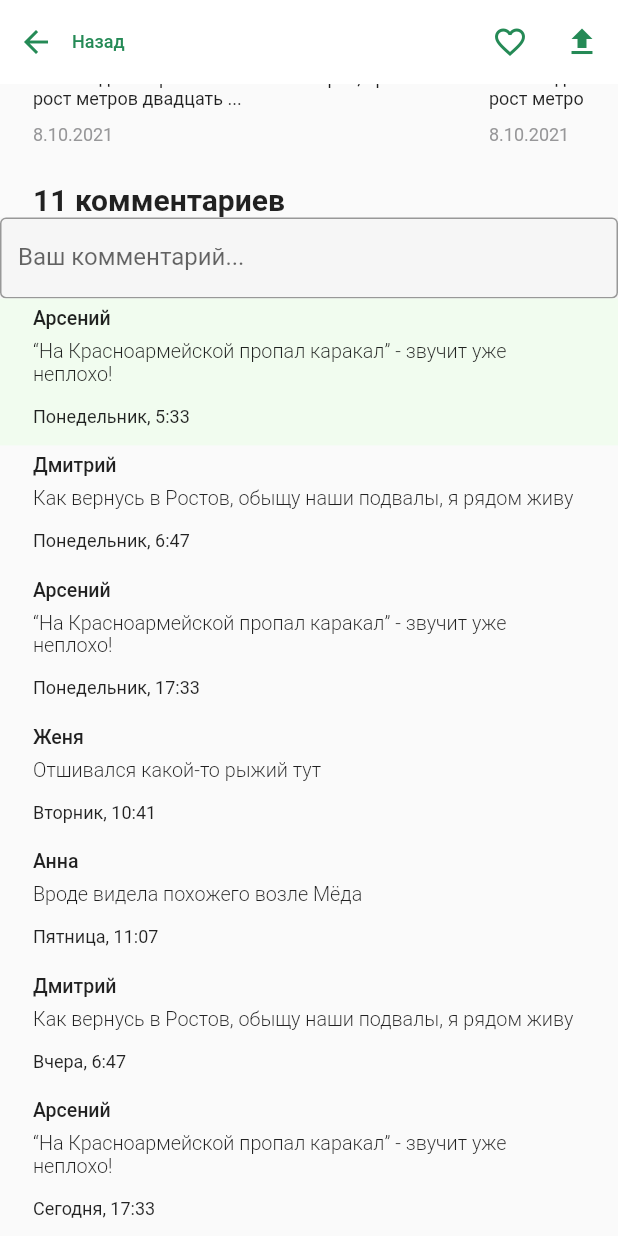
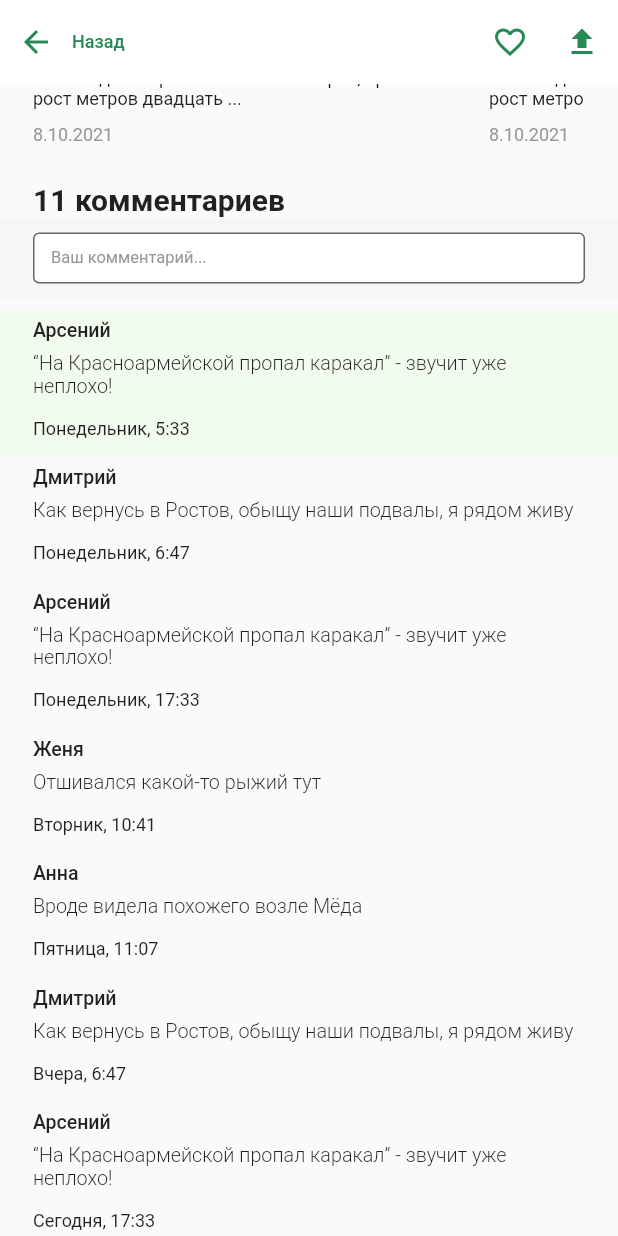
Before and after one commit to Stuzja/pet_lost, a Flutter app: the screen it shows after launch, scrolled down 1048 dp, on a phone screen of 412 x 824 dp. Run offline on Flutter 3.47's test engine with Material 2 defaults, Android fonts, the phone set to English and light mode, and no system bars; network calls fail.

Commit message:
Оформление TextField

```diff
--- a/lib/main.dart
+++ b/lib/main.dart
@@ -1,3 +1,4 @@
+import 'package:flutter/cupertino.dart';
 import 'package:flutter/material.dart';
 import 'package:pet_lost/widgets/comment.dart';
 import 'package:pet_lost/widgets/otherlostpet.dart';
@@ -53,7 +54,6 @@ class _MyHomePageState extends State<MyHomePage> {
   bool _wasTap = false;
   int activePage = 0;
   bool showNumber = false;
-
   @override
   Widget build(BuildContext context) {
     // This method is rerun every time setState is called, for instance as done
@@ -291,16 +291,25 @@ class _MyHomePageState extends State<MyHomePage> {
           Container(
             color: const Color.fromRGBO(246, 246, 246, 1),
             height: 54,
-            child: const SizedBox(
-              height:35,
-              width: 331,
-                child: TextField(
-
+            child: Container(
+                padding:
+                    const EdgeInsets.symmetric(vertical: 10, horizontal: 22),
+                child: const TextField(
                     decoration: InputDecoration(
-              border: OutlineInputBorder(),
-              labelText: 'Ваш комментарий...',
-            ))),
+                        suffixText: "Отпр. ",
+                        suffixStyle: TextStyle(
+                            color: Color.fromRGBO(37, 138, 86, 0.6),
+                            fontSize: 11),
+                        border: OutlineInputBorder(),
+                        filled: true,
+                        fillColor: Colors.white,
+                        labelText: 'Ваш комментарий...',
+                        labelStyle: TextStyle(
+                            fontWeight: FontWeight.w400,
+                            fontSize: 11,
+                            color: Color.fromRGBO(151, 151, 153, 1))))),
           ),
+          const SizedBox(height: 8),
           Column(
             children: [
               Container(
```
